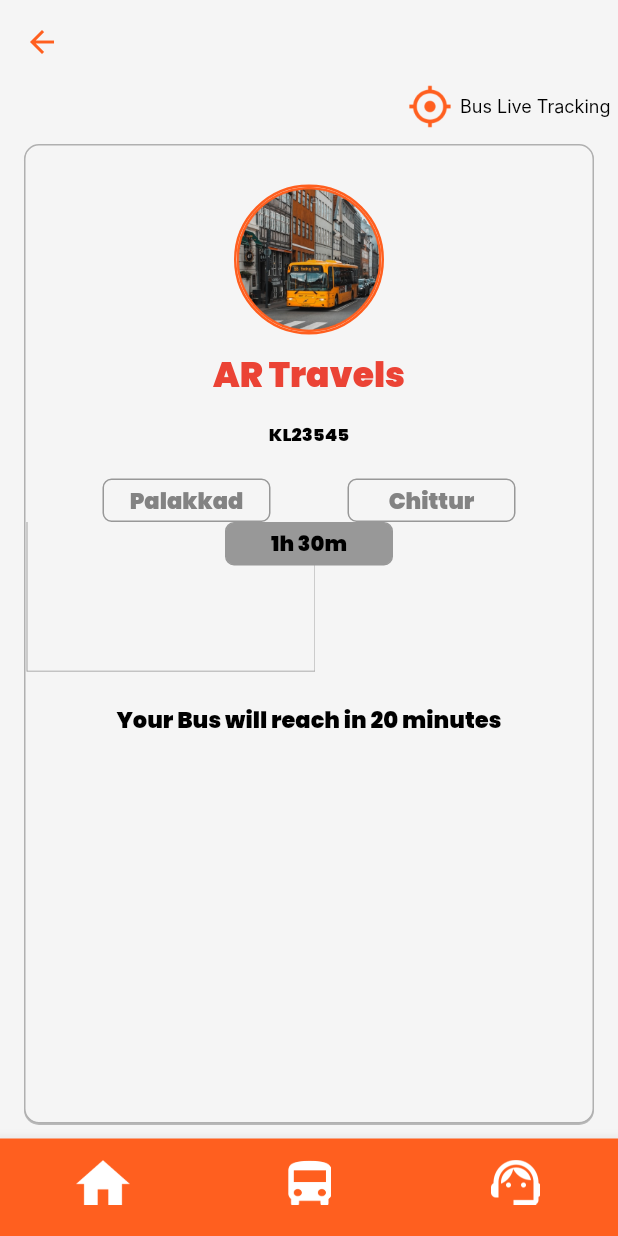
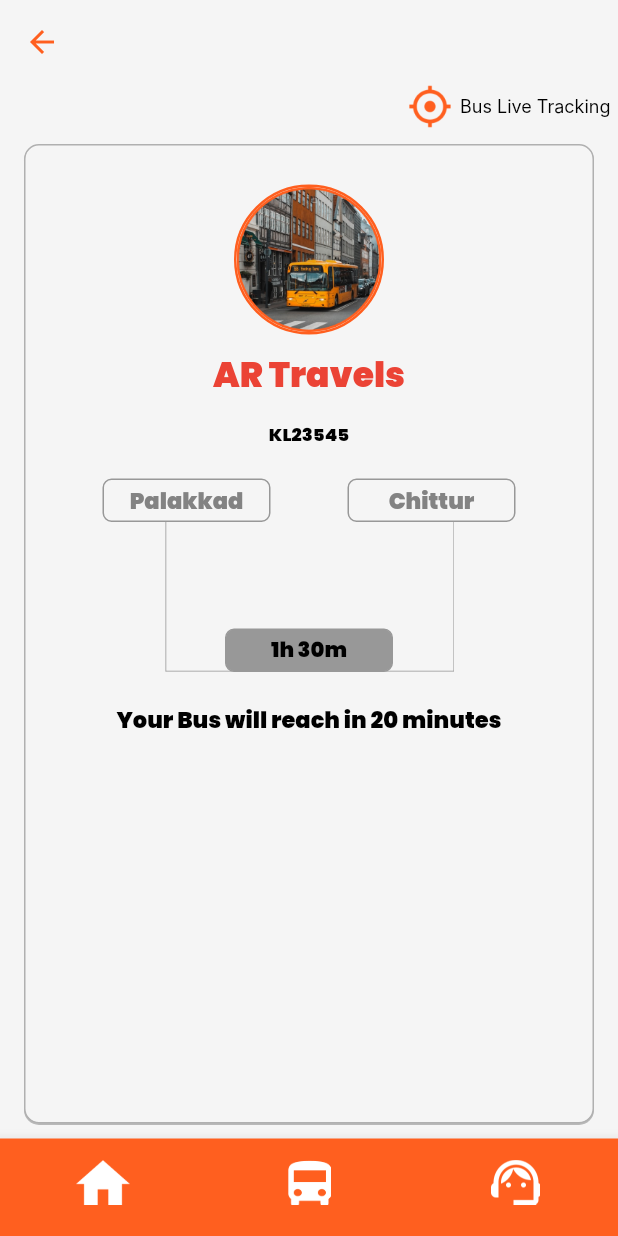
Before and after one commit to AbithaVishnu/Bustracking-User, a Flutter app: the AllDetails screen opened by its route, on a phone screen of 412 x 824 dp. Run offline on Flutter 3.47's test engine with Material 2 defaults, Android fonts, the phone set to English and light mode, and no system bars; our stand-ins replace get, hexcolor; Roboto replaces fonts that are missing (Inter).

Commit message:
all details

```diff
--- a/lib/View/All Details/All detailsa.dart
+++ b/lib/View/All Details/All detailsa.dart
@@ -174,7 +174,9 @@ class AllDetails extends StatelessWidget {
                                       ),
                                     ],
                                   ),
+
                                   Stack(
+                                    alignment: Alignment.bottomCenter,
                                     children: [
                                       Image.asset(
                                         "Assets/Images/Rectangle 1@2x.png",
@@ -182,9 +184,7 @@ class AllDetails extends StatelessWidget {
                                         height: 100,
                                         fit: BoxFit.fill,
                                       ),
-                                      Align(
-                                        alignment: Alignment.bottomCenter,
-                                        child: Container(
+                                      Container(
                                         width: 112,
                                         height: 29,
                                         decoration: BoxDecoration(
@@ -204,10 +204,8 @@ class AllDetails extends StatelessWidget {
                                           ),
                                         ),
                                       ),
-                                      ),
                                     ],
                                   ),
-
 
                                 ],
                               ),
```
Lines whose indentation alone changed are shown as unchanged.
